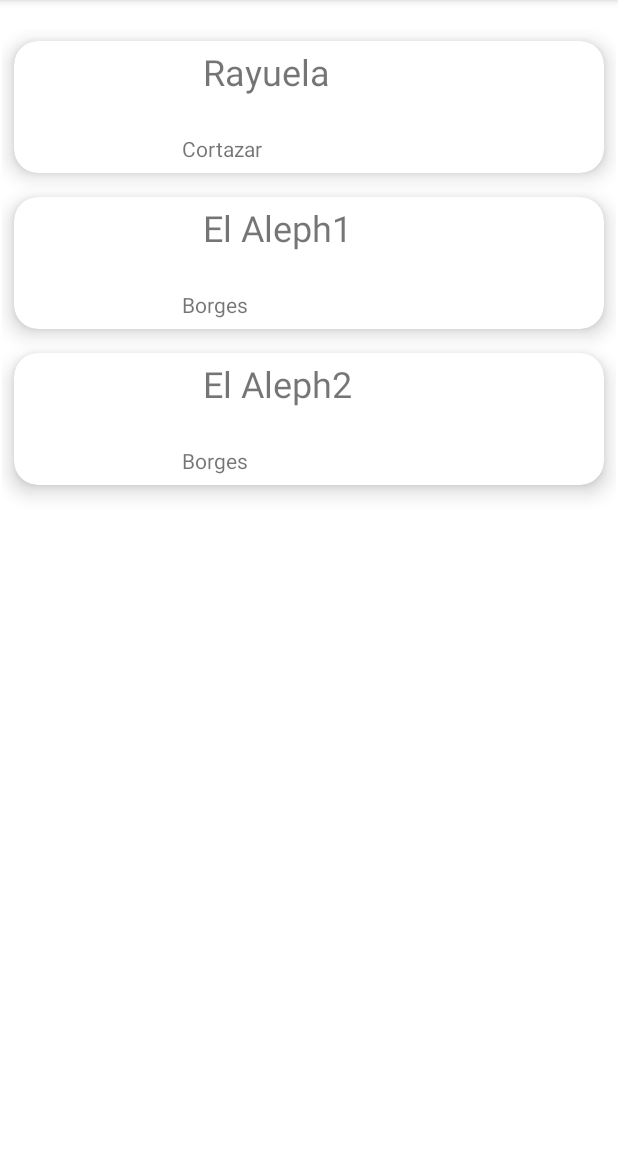
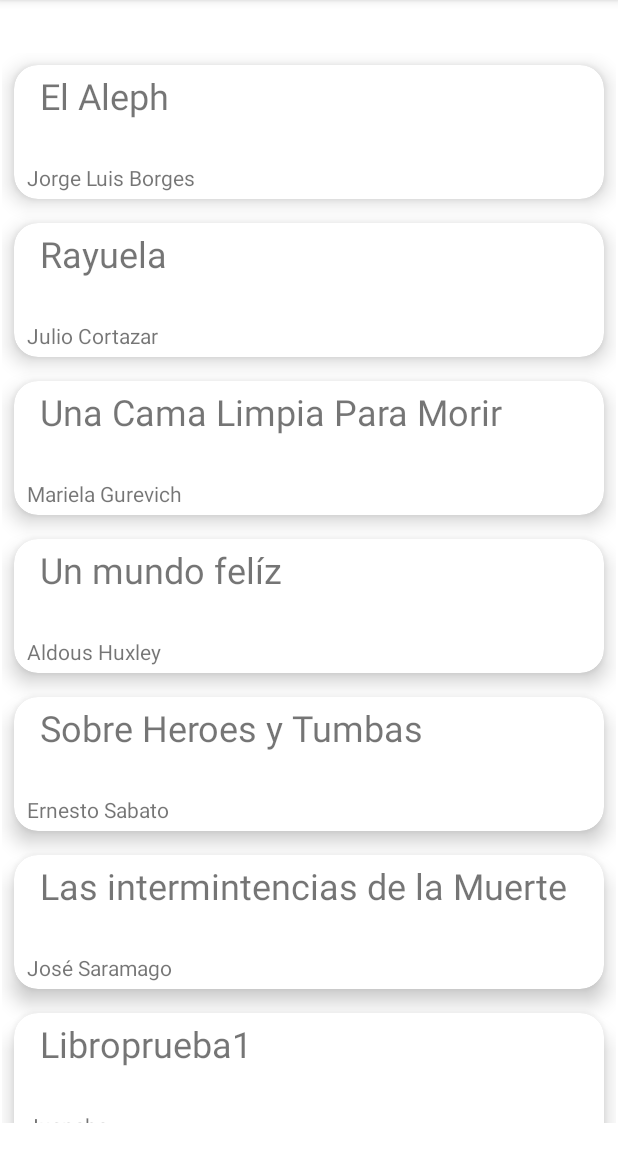
Before and after one commit to maeterriUTN/booklist, an Android app: the screen it shows after launch (MainActivity), on a phone screen of 412 x 824 dp, the part 84-1236 px from its top. Run offline under Robolectric (Android 15) with nearby library versions, the light colour scheme and no system bars; our stand-ins replace Room's generated code.

Commit message:
Andando Base de datos con lista

```diff
--- /dev/null
+++ b/app/src/main/java/com/utn/booklist/entities/AppDatabase.kt
@@ -0,0 +1,43 @@
+package com.utn.booklist.entities
+
+import android.content.Context
+import androidx.room.Database
+import androidx.room.Room
+import androidx.room.RoomDatabase
+
+@Database(entities = [Book::class], version = 1, exportSchema = false)
+abstract class AppDatabase : RoomDatabase() {
+
+    abstract fun userDao(): UserDao
+
+
+
+    companion object {
+        private var INSTANCE: AppDatabase? = null
+
+        @Synchronized
+        fun getInstance(context: Context): AppDatabase? {
+            if (INSTANCE == null) {
+                INSTANCE = buildDatabase(context)
+            }
+            return INSTANCE
+        }
+
+        private fun buildDatabase(context: Context): AppDatabase? {
+            if (INSTANCE == null) {
+                synchronized(AppDatabase::class) {
+                    INSTANCE = Room.databaseBuilder(
+                        context.applicationContext,
+                        AppDatabase::class.java,
+                        "myDB"
+                    )
+                    //    .addCallback(StartingBooks(context))
+                        .fallbackToDestructiveMigration()
+                        .allowMainThreadQueries() // No es recomendable que se ejecute en el mainthread
+                        .build()
+                }
+            }
+            return INSTANCE
+        }
+    }
+}
--- a/app/src/main/java/com/utn/booklist/entities/BooksRepository.kt
+++ b/app/src/main/java/com/utn/booklist/entities/BooksRepository.kt
@@ -8,7 +8,6 @@ class BooksRepository {
         bookList.add(Book(2,"El Aleph1","Borges","","",1945))
         bookList.add(Book(2,"El Aleph2","Borges","","",1945))
 
-
     }
     fun getMovies () : MutableList<Book>{
         return bookList
--- /dev/null
+++ b/app/src/main/java/com/utn/booklist/entities/UserDao.kt
@@ -0,0 +1,28 @@
+package com.utn.booklist.entities
+
+import androidx.room.*
+
+@Dao
+interface UserDao {
+
+    @Query("SELECT * FROM books ORDER BY id")
+    fun fetchAllBooks(): MutableList<Book?>?
+
+    @Query("SELECT * FROM books WHERE id = :id")
+    fun fetchBookById(id: Int): Book?
+
+    @Insert(onConflict = OnConflictStrategy.REPLACE)
+    fun insertBook(book: Book)
+
+    @Update
+    fun updateBook(book: Book)
+
+    @Delete
+    fun delete(book: Book)
+
+    @Query("SELECT COUNT(*) FROM books")
+    fun count(): Int
+
+    @Query("SELECT * FROM books")
+    fun getAll(): MutableList<Book>
+}
--- a/app/src/main/java/com/utn/booklist/fragments/BookDetailFragment.kt
+++ b/app/src/main/java/com/utn/booklist/fragments/BookDetailFragment.kt
@@ -8,11 +8,17 @@ import android.view.View
 import android.view.ViewGroup
 import com.google.android.material.snackbar.Snackbar
 import com.utn.booklist.R
+import com.utn.booklist.entities.AppDatabase
+import com.utn.booklist.entities.Book
+import com.utn.booklist.entities.UserDao
 
 class BookDetailFragment : Fragment() {
-
+    var listOfBook : MutableList<Book>? = mutableListOf()
+    var listOfBook2: MutableList<Book> = mutableListOf()
     lateinit var v : View
     var arg : Int = 0
+    private var db: AppDatabase? = null
+    private var userDao: UserDao? = null
 
     override fun onCreateView(
         inflater: LayoutInflater, container: ViewGroup?,
@@ -24,8 +30,12 @@ class BookDetailFragment : Fragment() {
 
     override fun onStart() {
         super.onStart()
+        db = AppDatabase.getInstance(v.context)
+        userDao = db?.userDao()
         arg = BookDetailFragmentArgs.fromBundle(requireArguments()).Argumento
-        Snackbar.make(v, "click en $arg", Snackbar.LENGTH_LONG).show()
+        listOfBook = userDao?.getAll()
+        listOfBook2=listOfBook!!
+        Snackbar.make(v, listOfBook2[arg].title, Snackbar.LENGTH_LONG).show()
 
     }
 
--- a/app/src/main/java/com/utn/booklist/fragments/BookListFragment.kt
+++ b/app/src/main/java/com/utn/booklist/fragments/BookListFragment.kt
@@ -12,7 +12,10 @@ import androidx.recyclerview.widget.RecyclerView
 import com.google.android.material.snackbar.Snackbar
 import com.utn.booklist.R
 import com.utn.booklist.adapters.BooksAdapter
+import com.utn.booklist.entities.AppDatabase
+import com.utn.booklist.entities.Book
 import com.utn.booklist.entities.BooksRepository
+import com.utn.booklist.entities.UserDao
 
 class BookListFragment : Fragment() {
 
@@ -20,20 +23,41 @@ class BookListFragment : Fragment() {
     lateinit var BookList : RecyclerView
     lateinit var adapter : BooksAdapter
     var BookRepository : BooksRepository = BooksRepository()
+    private var db: AppDatabase? = null
+    private var userDao: UserDao? = null
+    var prueba : MutableList<Book> = mutableListOf()
+    var prueba2 : MutableList<Book>? = mutableListOf()
+
 
 
     override fun onCreateView(inflater: LayoutInflater, container: ViewGroup?,
                               savedInstanceState: Bundle?): View? {
         v = inflater.inflate(R.layout.fragment_book_list, container, false)
         BookList=v.findViewById(R.id.BookList)
+
         return v
     }
 
     override fun onStart() {
         super.onStart()
-        adapter = BooksAdapter(BookRepository.bookList){position ->
+        db = AppDatabase.getInstance(v.context)
+        userDao = db?.userDao()
+        userDao?.insertBook(Book(1,"El Aleph","Jorge Luis Borges","","",1949))
+        userDao?.insertBook(Book(2,"Rayuela","Julio Cortazar","","",1963))
+        userDao?.insertBook(Book(3,"Una Cama Limpia Para Morir","Mariela Gurevich","","",2022))
+        userDao?.insertBook(Book(4,"Un mundo felíz","Aldous Huxley","","",1932))
+        userDao?.insertBook(Book(5,"Sobre Heroes y Tumbas","Ernesto Sabato","","",1961))
+        userDao?.insertBook(Book(6,"Las intermintencias de la Muerte","José Saramago","","",2005))
+        userDao?.insertBook(Book(7,"Libroprueba1","Juancho","","",1940))
+        prueba2 = userDao?.getAll()
+        prueba = prueba2!!
+        //prueba = userDao?.fetchAllBooks()
+        //adapter = BooksAdapter(BookRepository.bookList){position ->
+        //    onItemClick(position)
+        //}
+
+        adapter = BooksAdapter(prueba){position ->
             onItemClick(position)
-
         }
         BookList.layoutManager= LinearLayoutManager(context)
         BookList.adapter=adapter
--- a/app/src/main/res/layout/fragment_book_list.xml
+++ b/app/src/main/res/layout/fragment_book_list.xml
@@ -11,6 +11,7 @@
         android:id="@+id/BookList"
         android:layout_width="0dp"
         android:layout_height="0dp"
+        android:layout_marginTop="16dp"
         app:layout_constraintBottom_toBottomOf="parent"
         app:layout_constraintEnd_toEndOf="parent"
         app:layout_constraintStart_toStartOf="parent"
--- a/app/src/main/res/layout/item_book.xml
+++ b/app/src/main/res/layout/item_book.xml
@@ -15,8 +15,8 @@
 
         <TextView
             android:id="@+id/txtAuthor"
-            android:layout_width="170dp"
-            android:layout_height="26dp"
+            android:layout_width="377dp"
+            android:layout_height="24dp"
             android:layout_marginTop="20dp"
             android:text="Autor"
             app:layout_constraintEnd_toEndOf="@+id/txtTitle"
@@ -25,8 +25,8 @@
 
         <TextView
             android:id="@+id/txtTitle"
-            android:layout_width="142dp"
-            android:layout_height="38dp"
+            android:layout_width="359dp"
+            android:layout_height="41dp"
             android:layout_marginTop="4dp"
             android:text="Titulo"
             android:textSize="24sp"
```
